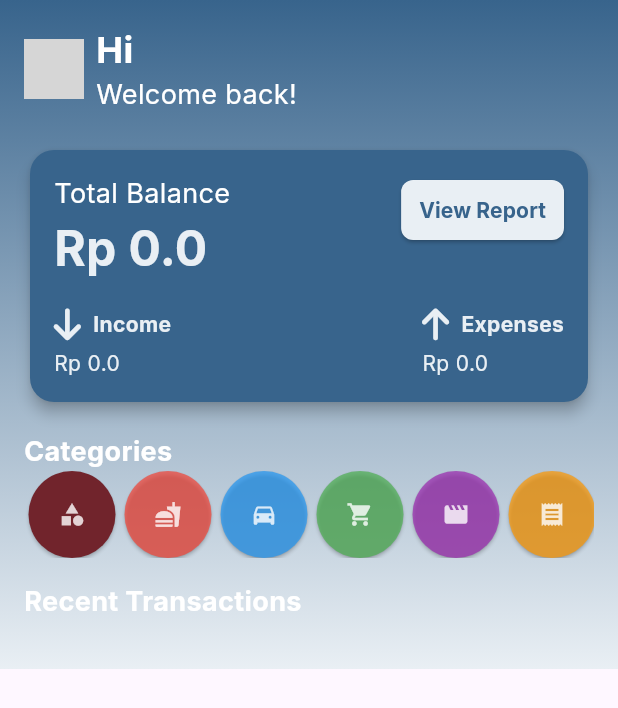
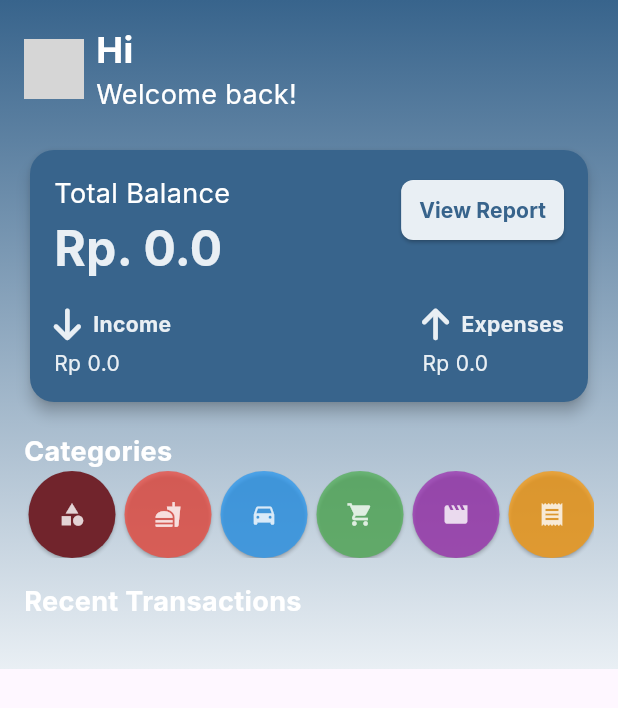
Before and after one commit to VinChriZ/MoneyManager, a Flutter app: the HomeScreen screen opened directly, on a phone screen of 412 x 824 dp. Shown: the top 708 px of the screen. Run offline on Flutter 3.47's test engine with Material 3 defaults, Android fonts, the phone set to English and light mode, and no system bars; our stand-ins replace cloud_firestore, firebase_auth, firebase_core, fl_chart, flutter_speed_dial, flutter_svg and 5 more; accounts and stored records are empty; network calls fail; grey boxes are pictures that could not be loaded.

Commit message:
$ converted to Rp

```diff
--- a/lib/expense.dart
+++ b/lib/expense.dart
@@ -481,7 +481,7 @@ class _ExpensePageState extends State<ExpensePage> {
                       ),
                       SizedBox(width: 8.0), // Add space between icon and text
                       Text(
-                        'Total Expense: \$${totalExpense.toStringAsFixed(2)}',
+                        'Total Expense: \Rp. ${totalExpense.toStringAsFixed(2)}',
                         style: GoogleFonts.inter(
                             fontSize: 18,
                             fontWeight: FontWeight.bold,
@@ -549,7 +549,7 @@ class _ExpensePageState extends State<ExpensePage> {
                         subtitle: Text(expense['time'],
                             style: GoogleFonts.inter(fontSize: 14)),
                         trailing: Text(
-                          '\$${expense['amount']}',
+                          'Rp. ${expense['amount']}',
                           style: GoogleFonts.inter(
                               fontSize: 16, fontWeight: FontWeight.bold),
                         ),
--- a/lib/home.dart
+++ b/lib/home.dart
@@ -60,8 +60,14 @@ class _HomeScreenState extends State<HomeScreen> {
       'icon': Icons.movie,
       'color': Colors.purple.withOpacity(0.7)
     },
-    'Bills': {'icon': Icons.receipt, 'color': Colors.orange.withOpacity(0.7)},
-    'Other': {'icon': Icons.category, 'color': Colors.grey.withOpacity(0.7)},
+    'Bills': {
+      'icon': Icons.receipt,
+      'color': Colors.orange.withOpacity(0.7),
+    },
+    'Other': {
+      'icon': Icons.category,
+      'color': Colors.grey.withOpacity(0.7),
+    },
   };
 
   @override
@@ -244,7 +250,7 @@ class _HomeScreenState extends State<HomeScreen> {
                                         color: Colors.white, fontSize: 18),
                                   ),
                                   Text(
-                                    'Rp ${accountBalance.toStringAsFixed(1)}',
+                                    'Rp. ${accountBalance.toStringAsFixed(1)}',
                                     style: GoogleFonts.inter(
                                         color: const Color(0xFFe9eff4),
                                         fontSize: 32,
@@ -437,6 +443,9 @@ class _HomeScreenState extends State<HomeScreen> {
           itemBuilder: (context, index) {
             final transaction = transactions[index];
             final isIncome = transaction['type'] == 'income';
+            final amountText = isIncome
+                ? '+Rp. ${transaction['amount'].toStringAsFixed(0)}'
+                : '-Rp. ${transaction['amount'].toStringAsFixed(0)}';
             if (selectedCategory == null ||
                 selectedCategory == 'All' ||
                 selectedCategory == transaction['category']) {
@@ -454,7 +463,7 @@ class _HomeScreenState extends State<HomeScreen> {
                   subtitle: Text(transaction['time'].toString(),
                       style: GoogleFonts.inter(fontSize: 14)),
                   trailing: Text(
-                    'Rp ${transaction['amount'].toStringAsFixed(0)}',
+                    amountText,
                     style: TextStyle(
                         color: isIncome ? Colors.green : Colors.red,
                         fontSize: 16,
```
Also changed, not shown: lib/income.dart (+7 -7 lines).
